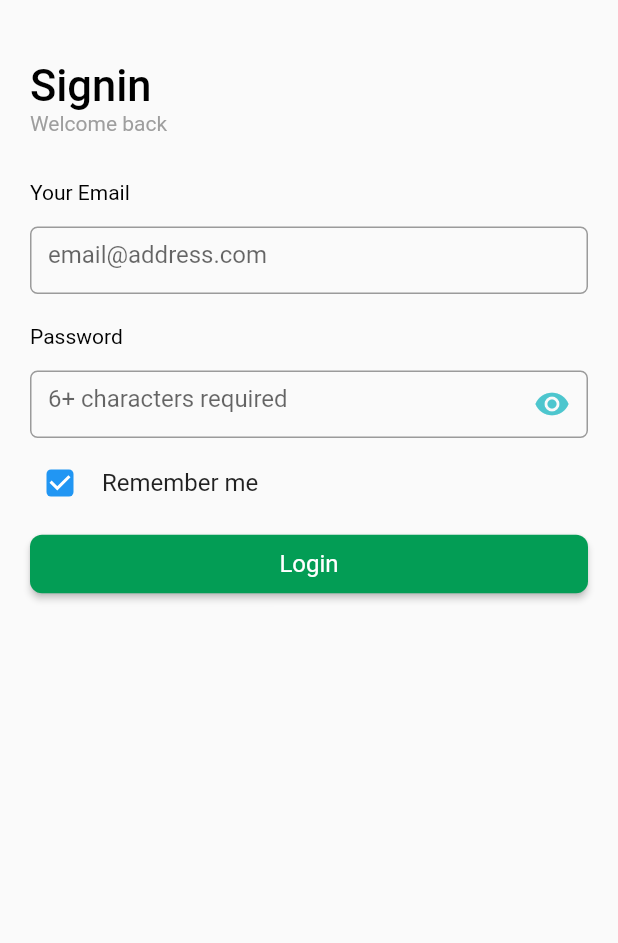
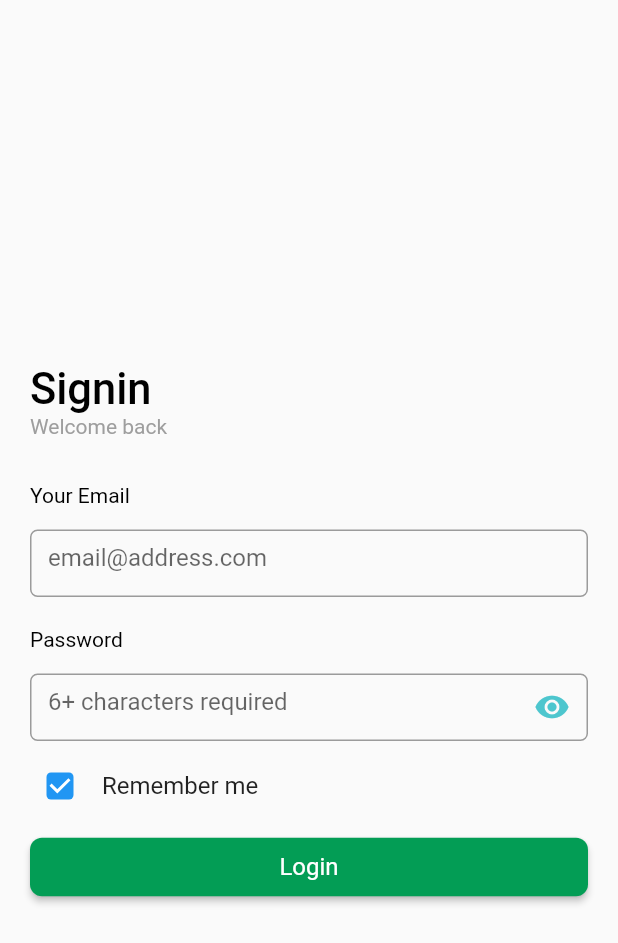
Before and after one commit to dexterTalha/d_cart_admin, a Flutter app: the screen it shows after launch, on a phone screen of 412 x 824 dp. Shown: the top 943 px of the screen. Run offline on Flutter 3.47's test engine with Material 2 defaults, Android fonts, the light colour scheme and no system bars.

Commit message:
login background responsive web login completed

```diff
--- a/lib/main.dart
+++ b/lib/main.dart
@@ -11,6 +11,7 @@ class MyApp extends StatelessWidget {
   @override
   Widget build(BuildContext context) {
     return MaterialApp(
+      debugShowCheckedModeBanner: false,
       home: LoginScreen(),
     );
   }
--- a/lib/screens/login_screen.dart
+++ b/lib/screens/login_screen.dart
@@ -17,26 +17,57 @@ class _LoginScreenState extends State<LoginScreen> {
   final TextEditingController _emailController = TextEditingController();
   final TextEditingController _passController = TextEditingController();
 
+  late Size size;
+
   @override
   Widget build(BuildContext context) {
+    size = MediaQuery.of(context).size;
     return Scaffold(
       body: ResponsiveBuilder(
-        mobile: loginForm(),
-        tablet: Container(
-          color: Colors.green,
-        ),
-        web: Container(
-          color: Colors.blue,
-        ),
+        mobile: loginForm,
+        tablet: desktopLogin,
+        web: desktopLogin,
       ),
     );
   }
 
-  Widget loginForm() {
-    return Container(
+  Widget get desktopLogin => Container(
+        child: Row(
+          mainAxisAlignment: MainAxisAlignment.start,
+          children: [
+            Expanded(
+              flex: 2,
+              child: Row(
+                children: [
+                  Expanded(
+                    flex: 2,
+                    child: Image.asset(
+                      "assets/png/login_background.png",
+                      height: size.height,
+                      width: size.width * 0.3,
+                    ),
+                  ),
+                  Expanded(
+                    child: Text(
+                      "LOGIN SCREEN",
+                    ),
+                  ),
+                ],
+              ),
+            ),
+            Expanded(
+              flex: 1,
+              child: loginForm,
+            ),
+          ],
+        ),
+      );
+
+  Widget get loginForm => Container(
         width: double.maxFinite,
         padding: const EdgeInsets.all(20),
         child: Column(
+          mainAxisAlignment: MainAxisAlignment.center,
           crossAxisAlignment: CrossAxisAlignment.start,
           children: [
             const SizedBox(height: 20),
@@ -110,4 +141,3 @@ class _LoginScreenState extends State<LoginScreen> {
         ),
       );
 }
-}
--- a/pubspec.yaml
+++ b/pubspec.yaml
@@ -60,8 +60,8 @@ flutter:
   uses-material-design: true
 
   # To add assets to your application, add an assets section, like this:
-  # assets:
-  #   - images/a_dot_burr.jpeg
+  assets:
+    - assets/png/
   #   - images/a_dot_ham.jpeg
 
   # An image asset can refer to one or more resolution-specific "variants", see
```
Also changed, not shown: 1 other file. Lines whose indentation alone changed are shown as unchanged.
